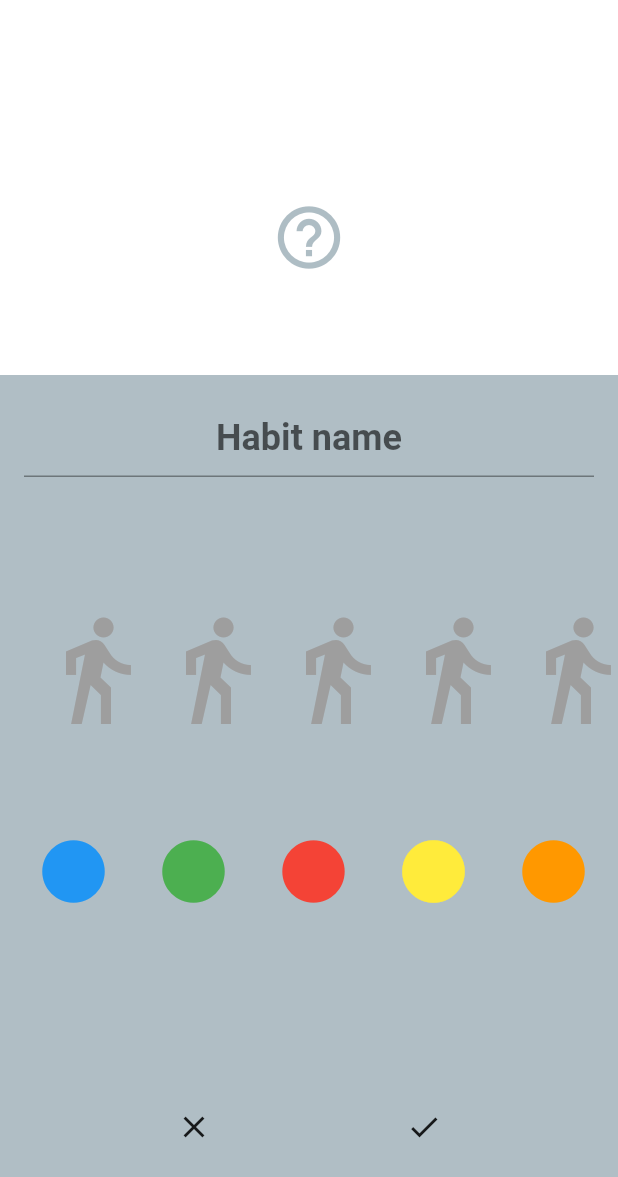
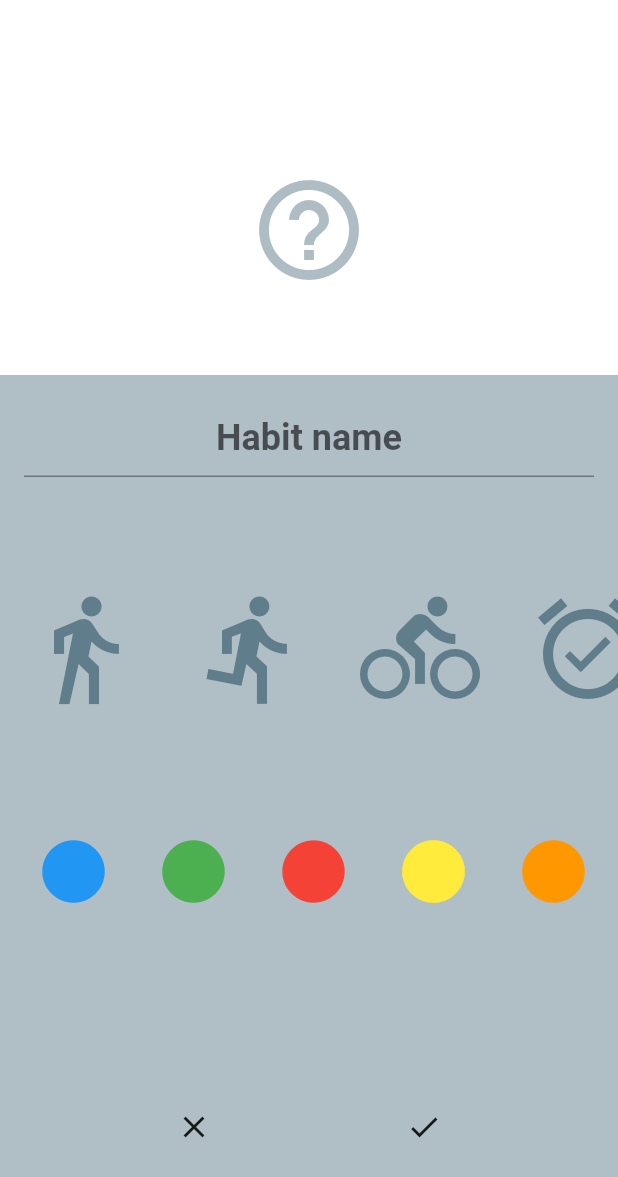
Before and after one commit to kyo-waku/Chobit, a Flutter app: the NewHabitPage screen opened directly, on a phone screen of 412 x 824 dp. Shown: the top 1177 px of the screen. Run offline on Flutter 3.47's test engine with Material 2 defaults, Android fonts, the phone set to English and light mode, and no system bars; missing offline and left inert: flutter_echarts, heatmap_calendar.

Commit message:
習慣の新規登録がリストに追加されるようになったよ (ストレージには入れていないので再起動でリセット)

```diff
--- a/lib/card.dart
+++ b/lib/card.dart
@@ -145,10 +145,10 @@ class NewHabitPage extends StatefulWidget {
 }
 
 class _NewHabitPageState extends State<NewHabitPage> {
-  Color containerColor = Colors.blueGrey[200];
+  Color selectedContainerColor = Colors.blueGrey[200];
   void changeColor(Color color) {
     setState(() {
-      containerColor = color;
+      selectedContainerColor = color;
     });
   }
 
@@ -159,13 +159,14 @@ class _NewHabitPageState extends State<NewHabitPage> {
     });
   }
 
+  TextEditingController habitNameController = TextEditingController();
   final List<HabitIcon> habitIcons = getAvailableHabitIcons();
-
   @override
   Widget build(BuildContext context) {
+    var addNewHabit = MyInherited.of(context, listen: true).addNewHabit;
     return (Scaffold(
       body: Container(
-        color: containerColor,
+        color: selectedContainerColor,
         child: Column(
           children: <Widget>[
             Container(
@@ -183,7 +184,7 @@ class _NewHabitPageState extends State<NewHabitPage> {
                     child: Icon(
                       selectedIconData,
                       color: Colors.blueGrey,
-                      size: 50.0,
+                      size: 80.0,
                     ),
                   ),
                   Spacer(flex: 1),
@@ -194,6 +195,7 @@ class _NewHabitPageState extends State<NewHabitPage> {
               child: Padding(
                 padding: EdgeInsets.all(16),
                 child: TextFormField(
+                  controller: habitNameController,
                   textAlign: TextAlign.center,
                   style: TextStyle(fontSize: 24, fontWeight: FontWeight.bold),
                   decoration: const InputDecoration(
@@ -211,7 +213,7 @@ class _NewHabitPageState extends State<NewHabitPage> {
             Spacer(flex: 1),
             Container(
               height: 100,
-              child: IconSelector(),
+              child: IconSelector(changeIcon: changeIcon),
             ),
             Spacer(flex: 1),
             Container(
@@ -231,6 +233,7 @@ class _NewHabitPageState extends State<NewHabitPage> {
                 IconButton(
                   icon: Icon(Icons.check),
                   onPressed: () {
+                    addNewHabit(new Habit(habitNameController.text, selectedContainerColor, selectedIconData));
                     Navigator.of(context).pop();
                   },
                 ),
@@ -261,12 +264,13 @@ class _IconSelectorState extends State<IconSelector> {
       children: <Widget>[
         for (var hi in habitIcons)
           Padding(
-            padding: EdgeInsets.all(16.0),
+            padding: EdgeInsets.only(left: 8.0, right: 8.0),
             child: IconButton(
               icon: Icon(hi.icon, size: 80, color: ((hi.id == selectedIconId) ? Colors.black : hi.iconColor)),
+              iconSize: 80,
               onPressed: () => setState(() {
                 selectedIconId = hi.id;
-                //widget.changeIcon(hi.icon);
+                widget.changeIcon(hi.icon);
               }),
             ),
           ),
@@ -319,7 +323,7 @@ class CardHistoryMode extends StatefulWidget {
 class _CardHistoryModeState extends State<CardHistoryMode> {
   @override
   Widget build(BuildContext context) {
-    var tempHabit = MyInherited.of(context, listen: true).habit[widget.index];
+    var tempHabit = MyInherited.of(context, listen: true).habits[widget.index];
     return (GestureDetector(
       onTap: () {
         Navigator.of(context).push(_createRoute(context, widget.index));
@@ -327,8 +331,9 @@ class _CardHistoryModeState extends State<CardHistoryMode> {
       child: Card(
         color: tempHabit.color, //Colors.blue[200],
         shape: RoundedRectangleBorder(borderRadius: BorderRadius.circular(20)),
-          child: Stack(
+        child: Column(
           children: <Widget>[
+            Spacer(flex: 1),
             Align(
               alignment: Alignment.topCenter,
               child: Opacity(
@@ -340,17 +345,17 @@ class _CardHistoryModeState extends State<CardHistoryMode> {
                 ),
               ),
             ),
-              SizedBox(height: 50),
-              Center(
-                child: Padding(
+            Padding(
               padding: EdgeInsets.all(16),
               child: Column(
                 mainAxisAlignment: MainAxisAlignment.center,
                 children: <Widget>[
-                      SizedBox(height: 150),
-                      Text(
+                  FittedBox(
+                    fit: BoxFit.fitWidth,
+                    child: Text(
                       '${tempHabit.title}',
                       style: TextStyle(fontSize: 42, fontWeight: FontWeight.bold),
+                    ),
                   ),
                   SizedBox(height: 50),
                   Text('Last 3 Successes'),
@@ -361,10 +366,11 @@ class _CardHistoryModeState extends State<CardHistoryMode> {
                 ],
               ),
             ),
-              ),
+            Spacer(flex: 2),
           ],
         ),
-        )));
+      ),
+    ));
   }
 }
 
@@ -398,7 +404,7 @@ class FullPageCard extends StatefulWidget {
 class _FullPageCardState extends State<FullPageCard> {
   int result = 4; // 1: Excellent, 2: Nice, 3: Chobit, 4: Break
   Widget build(BuildContext context) {
-    Habit tempHabit = MyInherited.of(context, listen: true).habit[widget.index];
+    Habit tempHabit = MyInherited.of(context, listen: true).habits[widget.index];
     return Scaffold(
       body:
           // ページビューは一旦停止中
@@ -441,9 +447,12 @@ class _FullPageCardState extends State<FullPageCard> {
                   mainAxisAlignment: MainAxisAlignment.center,
                   children: <Widget>[
                     SizedBox(height: 20),
-                    Text(
+                    FittedBox(
+                      fit: BoxFit.fitWidth,
+                      child: Text(
                         '${tempHabit.title}',
                         style: TextStyle(fontSize: 42, fontWeight: FontWeight.bold),
+                      ),
                     ),
                     SizedBox(height: 50),
                     Row(
@@ -571,7 +580,7 @@ class SquareCard extends StatefulWidget {
 class _SquareCard extends State<SquareCard> {
   @override
   Widget build(BuildContext context) {
-    var tempHabit = MyInherited.of(context, listen: true).habit[widget.index];
+    var tempHabit = MyInherited.of(context, listen: true).habits[widget.index];
     double cardScale = 180;
     return (GestureDetector(
       onTap: () {
@@ -603,9 +612,12 @@ class _SquareCard extends State<SquareCard> {
                     mainAxisAlignment: MainAxisAlignment.center,
                     children: <Widget>[
                       Spacer(flex: 3),
-                      Text(
+                      FittedBox(
+                        fit: BoxFit.fitWidth,
+                        child: Text(
                           '${tempHabit.title}',
                           style: TextStyle(fontSize: 24, fontWeight: FontWeight.bold),
+                        ),
                       ),
                       Spacer(flex: 1),
                     ],
--- a/lib/define.dart
+++ b/lib/define.dart
@@ -45,16 +45,42 @@ List<HabitColor> getAvailableHabitColors() {
 // 習慣登録で使用可能なアイコン集
 List<HabitIcon> getAvailableHabitIcons() {
   var habitIcons = new List<HabitIcon>();
-  habitIcons.add(new HabitIcon(1, Icons.directions_walk, Colors.grey));
-  habitIcons.add(new HabitIcon(2, Icons.directions_walk, Colors.grey));
-  habitIcons.add(new HabitIcon(3, Icons.directions_walk, Colors.grey));
-  habitIcons.add(new HabitIcon(4, Icons.directions_walk, Colors.grey));
-  habitIcons.add(new HabitIcon(5, Icons.directions_walk, Colors.grey));
-  habitIcons.add(new HabitIcon(6, Icons.directions_walk, Colors.grey));
-  habitIcons.add(new HabitIcon(7, Icons.directions_walk, Colors.grey));
-  habitIcons.add(new HabitIcon(8, Icons.directions_walk, Colors.grey));
-  habitIcons.add(new HabitIcon(9, Icons.directions_walk, Colors.grey));
-  habitIcons.add(new HabitIcon(10, Icons.directions_walk, Colors.grey));
+  habitIcons.add(new HabitIcon(1, Icons.directions_walk, Colors.blueGrey));
+  habitIcons.add(new HabitIcon(2, Icons.directions_run, Colors.blueGrey));
+  habitIcons.add(new HabitIcon(3, Icons.directions_bike, Colors.blueGrey));
+  habitIcons.add(new HabitIcon(4, Icons.alarm_on, Colors.blueGrey));
+  habitIcons.add(new HabitIcon(5, Icons.audiotrack, Colors.blueGrey));
+  habitIcons.add(new HabitIcon(6, Icons.color_lens, Colors.blueGrey));
+  habitIcons.add(new HabitIcon(7, Icons.build, Colors.blueGrey));
+  habitIcons.add(new HabitIcon(8, Icons.card_travel, Colors.blueGrey));
+  habitIcons.add(new HabitIcon(9, Icons.cake, Colors.blueGrey));
+  habitIcons.add(new HabitIcon(10, Icons.camera_alt, Colors.blueGrey));
+  habitIcons.add(new HabitIcon(11, Icons.card_giftcard, Colors.blueGrey));
+  habitIcons.add(new HabitIcon(12, Icons.child_friendly, Colors.blueGrey));
+  habitIcons.add(new HabitIcon(13, Icons.computer, Colors.blueGrey));
+  habitIcons.add(new HabitIcon(14, Icons.create, Colors.blueGrey));
+  habitIcons.add(new HabitIcon(15, Icons.attach_money, Colors.blueGrey));
+  habitIcons.add(new HabitIcon(16, Icons.fastfood, Colors.blueGrey));
+  habitIcons.add(new HabitIcon(17, Icons.filter_hdr, Colors.blueGrey));
+  habitIcons.add(new HabitIcon(18, Icons.filter_vintage, Colors.blueGrey));
+  habitIcons.add(new HabitIcon(19, Icons.fitness_center, Colors.blueGrey));
+  habitIcons.add(new HabitIcon(20, Icons.free_breakfast, Colors.blueGrey));
+  habitIcons.add(new HabitIcon(21, Icons.headset_mic, Colors.blueGrey));
+  habitIcons.add(new HabitIcon(22, Icons.hearing, Colors.blueGrey));
+  habitIcons.add(new HabitIcon(23, Icons.hot_tub, Colors.blueGrey));
+  habitIcons.add(new HabitIcon(24, Icons.local_bar, Colors.blueGrey));
+  habitIcons.add(new HabitIcon(25, Icons.import_contacts, Colors.blueGrey));
+  habitIcons.add(new HabitIcon(26, Icons.insert_emoticon, Colors.blueGrey));
+  habitIcons.add(new HabitIcon(27, Icons.local_florist, Colors.blueGrey));
+  habitIcons.add(new HabitIcon(28, Icons.local_grocery_store, Colors.blueGrey));
+  habitIcons.add(new HabitIcon(29, Icons.local_movies, Colors.blueGrey));
+  habitIcons.add(new HabitIcon(30, Icons.pets, Colors.blueGrey));
+  habitIcons.add(new HabitIcon(31, Icons.public, Colors.blueGrey));
+  habitIcons.add(new HabitIcon(32, Icons.restaurant, Colors.blueGrey));
+  habitIcons.add(new HabitIcon(33, Icons.school, Colors.blueGrey));
+  habitIcons.add(new HabitIcon(34, Icons.local_car_wash, Colors.blueGrey));
+  habitIcons.add(new HabitIcon(35, Icons.wc, Colors.blueGrey));
+
   return habitIcons;
 }
 
--- a/lib/inheriteds.dart
+++ b/lib/inheriteds.dart
@@ -30,8 +30,23 @@ class MyInheritedState extends State<MyInherited> {
     );
   }
 
-  List<Habit> habit = makeInit();
-  int numOfHabit = 3; // テスト用にとりあえず3個にしている
+  List<Habit> habit = new List<Habit>();
+
+  List<Habit> get habits {
+    if (habit.isEmpty) {
+      habit = makeInit();
+    }
+    return habit;
+  }
+
+  int get numOfHabit {
+    if (habit.isEmpty) {
+      habit = makeInit();
+    }
+    return habit.length;
+  }
+
+  void addNewHabit(Habit newHabit) => setState(() => habit.add(newHabit));
 }
 
 // テスト用初期値
```
Lines whose indentation alone changed are shown as unchanged.
